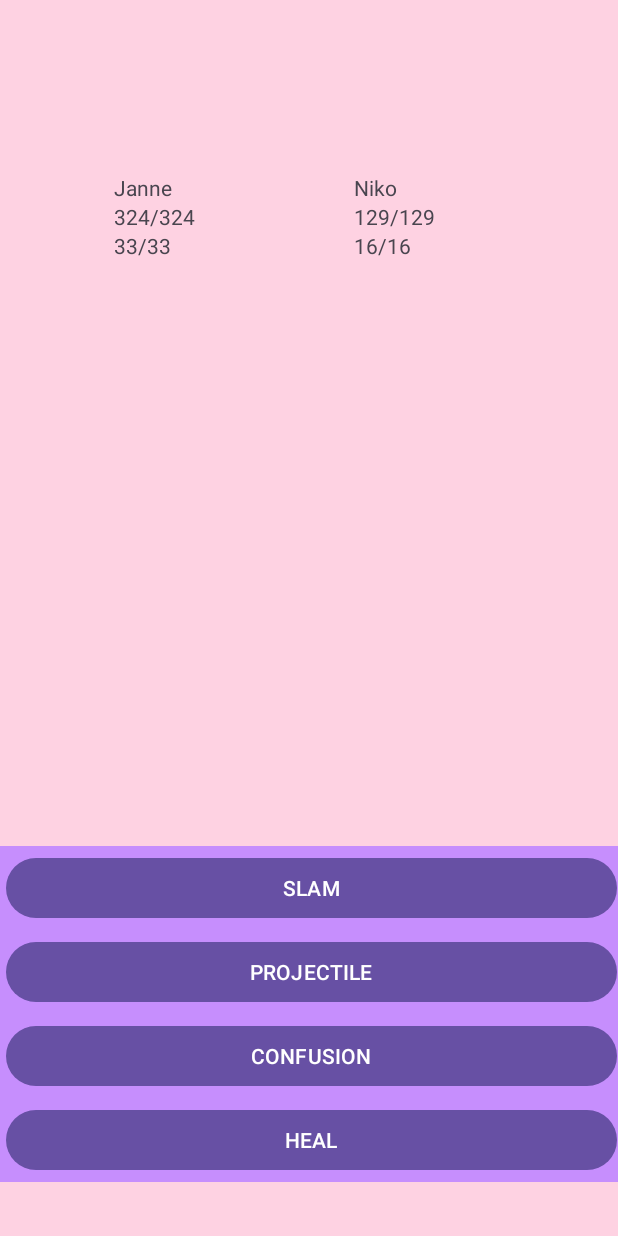
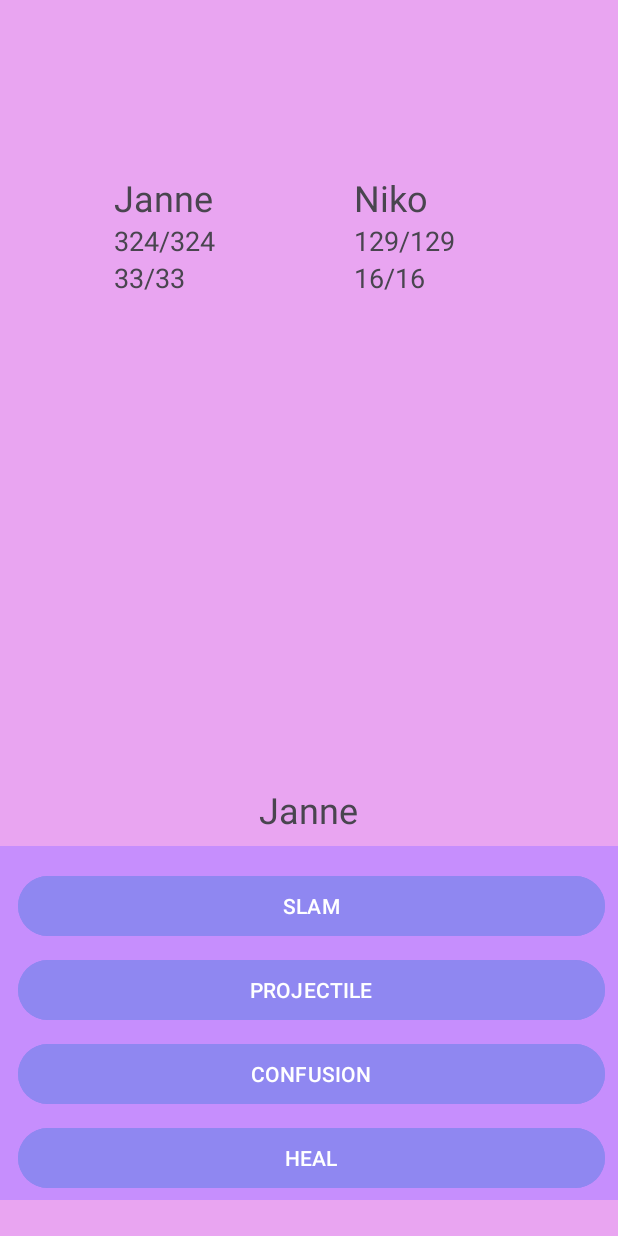
Before and after one commit to NNLisk/lutemonProject, an Android app: the Battle screen opened directly, with no data from a screen before it, on a phone screen of 412 x 824 dp. Run offline under Robolectric (Android 15) with nearby library versions, the phone set to English and light mode, and no system bars.

Commit message:
battle arena style changes

```diff
--- a/app/src/main/java/com/example/lutemonnikomatei/GUI/Battle.java
+++ b/app/src/main/java/com/example/lutemonnikomatei/GUI/Battle.java
@@ -38,7 +38,7 @@ public class Battle extends AppCompatActivity {
     Button p2abilityButton1, p2abilityButton2, p2abilityButton3, p2abilityButton4;
     ArrayList<Button> buttonListPlayer2 = new ArrayList<>();
 
-    TextView p1NameContainer, p2NameContainer, p1HealthContainer, p2HealthContainer, p1StaminaContainer, p2StaminaContainer;
+    TextView p1NameContainer, p2NameContainer, p1HealthContainer, p2HealthContainer, p1StaminaContainer, p2StaminaContainer, showTurn;
     ImageView p1ImageContainer, p2ImageContainer;
     BattleManager battleManager;
 
@@ -95,6 +95,8 @@ public class Battle extends AppCompatActivity {
         buttonListPlayer2.add(p2abilityButton2);
         buttonListPlayer2.add(p2abilityButton3);
         buttonListPlayer2.add(p2abilityButton4);
+
+        showTurn = findViewById(R.id.showTurn);
 
         p1NameContainer = findViewById(R.id.showP1name);
         p2NameContainer = findViewById(R.id.showP2name);
@@ -224,6 +226,8 @@ public class Battle extends AppCompatActivity {
         for (Button btn : notCurrentPlayerButtons) {
             btn.setVisibility(View.GONE);
         }
+
+        showTurn.setText(battleManager.getCurrentPlayer().getName());
     }
 
     private void UIwhenGameOver() {
--- a/app/src/main/res/layout/activity_battle.xml
+++ b/app/src/main/res/layout/activity_battle.xml
@@ -5,23 +5,25 @@
     android:id="@+id/main"
     android:layout_width="match_parent"
     android:layout_height="match_parent"
-    android:background="@color/palette4"
+    android:background="@color/palette3"
     tools:context=".GUI.Battle">
 
     <ScrollView
+        android:id="@+id/scrollView2"
         android:layout_width="match_parent"
         android:layout_height="260dp"
         app:layout_constraintBottom_toBottomOf="parent"
-        app:layout_constraintStart_toStartOf="parent"
-        app:layout_constraintEnd_toEndOf="parent">
+        app:layout_constraintEnd_toEndOf="parent"
+        app:layout_constraintStart_toStartOf="parent">
 
 
         <LinearLayout
             android:id="@+id/abilityButtonContainer"
             android:layout_width="415dp"
             android:layout_height="260dp"
+            android:background="@color/palette2"
+            android:paddingTop="12dp"
             android:orientation="vertical"
-            android:background="@color/palette2"
             app:layout_constraintBottom_toBottomOf="parent"
             app:layout_constraintEnd_toEndOf="parent"
             app:layout_constraintStart_toStartOf="parent">
@@ -30,60 +32,112 @@
                 android:id="@+id/player1Ability1"
                 android:layout_width="match_parent"
                 android:layout_height="wrap_content"
-                android:layout_margin="4dp" />
+                android:backgroundTint="@color/palette1"
+                android:layout_marginLeft="12dp"
+                android:layout_marginRight="12dp"
+                android:layout_marginBottom="4dp"
+                android:layout_marginTop="4dp" />
 
             <Button
                 android:id="@+id/player1Ability2"
                 android:layout_width="match_parent"
                 android:layout_height="wrap_content"
-                android:layout_margin="4dp"
+                android:layout_marginLeft="12dp"
+                android:layout_marginRight="12dp"
+                android:layout_marginBottom="4dp"
+                android:layout_marginTop="4dp"
+                android:backgroundTint="@color/palette1"
                 android:contentDescription="@string/playerAbility" />
 
             <Button
                 android:id="@+id/player1Ability3"
                 android:layout_width="match_parent"
                 android:layout_height="wrap_content"
-                android:layout_margin="4dp"
+                android:layout_marginLeft="12dp"
+                android:layout_marginRight="12dp"
+                android:layout_marginBottom="4dp"
+                android:layout_marginTop="4dp"
+                android:backgroundTint="@color/palette1"
                 android:contentDescription="@string/playerAbility" />
 
             <Button
                 android:id="@+id/player1Ability4"
                 android:layout_width="match_parent"
                 android:layout_height="wrap_content"
-                android:layout_margin="4dp"
+                android:layout_marginLeft="12dp"
+                android:layout_marginRight="12dp"
+                android:layout_marginBottom="4dp"
+                android:layout_marginTop="4dp"
+                android:backgroundTint="@color/palette1"
                 android:contentDescription="@string/playerAbility" />
 
             <Button
                 android:id="@+id/player2Ability1"
                 android:layout_width="match_parent"
                 android:layout_height="wrap_content"
-                android:layout_margin="4dp"
+                android:layout_marginLeft="12dp"
+                android:layout_marginRight="12dp"
+                android:layout_marginBottom="4dp"
+                android:layout_marginTop="4dp"
+                android:backgroundTint="@color/palette1"
                 android:contentDescription="@string/playerAbility" />
+
             <Button
                 android:id="@+id/player2Ability2"
                 android:layout_width="match_parent"
                 android:layout_height="wrap_content"
-                android:layout_margin="4dp"
+                android:layout_marginLeft="12dp"
+                android:layout_marginRight="12dp"
+                android:layout_marginBottom="4dp"
+                android:layout_marginTop="4dp"
+                android:backgroundTint="@color/palette1"
                 android:contentDescription="@string/playerAbility" />
+
             <Button
                 android:id="@+id/player2Ability3"
                 android:layout_width="match_parent"
                 android:layout_height="wrap_content"
-                android:layout_margin="4dp"
+                android:layout_marginLeft="12dp"
+                android:layout_marginRight="12dp"
+                android:layout_marginBottom="4dp"
+                android:layout_marginTop="4dp"
+                android:backgroundTint="@color/palette1"
                 android:contentDescription="@string/playerAbility" />
+
             <Button
                 android:id="@+id/player2Ability4"
                 android:layout_width="match_parent"
                 android:layout_height="wrap_content"
-                android:layout_margin="4dp"
+                android:layout_marginLeft="12dp"
+                android:layout_marginRight="12dp"
+                android:layout_marginBottom="4dp"
+                android:layout_marginTop="4dp"
+                android:backgroundTint="@color/palette1"
                 android:contentDescription="@string/playerAbility" />
         </LinearLayout>
 
     </ScrollView>
 
 
+    <LinearLayout
+        android:layout_width="match_parent"
+        android:layout_height="wrap_content"
+        android:orientation="vertical"
+        app:layout_constraintBottom_toTopOf="@id/scrollView2"
+        app:layout_constraintEnd_toEndOf="parent"
+        app:layout_constraintStart_toStartOf="parent"
+        app:layout_constraintTop_toBottomOf="@+id/playerContainer"
+        app:layout_constraintVertical_bias="1.0">
 
-
+        <TextView
+            android:id="@+id/showTurn"
+            android:layout_width="wrap_content"
+            android:layout_height="wrap_content"
+            android:layout_gravity="center_horizontal"
+            android:textSize="24sp"
+            android:paddingBottom="8dp"
+            android:paddingTop="8dp"/>
+    </LinearLayout>
 
     <LinearLayout
         android:id="@+id/playerContainer"
@@ -92,7 +146,6 @@
         android:layout_marginBottom="8dp"
         android:gravity="center"
         android:orientation="horizontal"
-        app:layout_constraintBottom_toTopOf="@+id/abilityButtonContainer"
         app:layout_constraintEnd_toEndOf="parent"
         app:layout_constraintStart_toStartOf="parent"
         app:layout_constraintTop_toTopOf="parent">
@@ -113,19 +166,22 @@
                 android:id="@+id/showP1name"
                 android:layout_width="wrap_content"
                 android:layout_height="wrap_content"
-                android:gravity="center" />
+                android:gravity="center"
+                android:textSize="24sp" />
 
             <TextView
                 android:id="@+id/showP1health"
                 android:layout_width="wrap_content"
                 android:layout_height="wrap_content"
-                android:gravity="center" />
+                android:gravity="center"
+                android:textSize="18sp" />
 
             <TextView
                 android:id="@+id/showP1Stamina"
                 android:layout_width="wrap_content"
                 android:layout_height="wrap_content"
-                android:gravity="center" />
+                android:gravity="center"
+                android:textSize="18sp" />
         </LinearLayout>
 
         <LinearLayout
@@ -144,19 +200,22 @@
                 android:id="@+id/showP2name"
                 android:layout_width="wrap_content"
                 android:layout_height="wrap_content"
-                android:gravity="center" />
+                android:gravity="center"
+                android:textSize="24sp" />
 
             <TextView
                 android:id="@+id/showP2health"
                 android:layout_width="wrap_content"
                 android:layout_height="wrap_content"
-                android:gravity="center" />
+                android:gravity="center"
+                android:textSize="18sp" />
 
             <TextView
                 android:id="@+id/showP2Stamina"
                 android:layout_width="wrap_content"
                 android:layout_height="wrap_content"
-                android:gravity="center" />
+                android:gravity="center"
+                android:textSize="18sp" />
         </LinearLayout>
 
     </LinearLayout>
```
